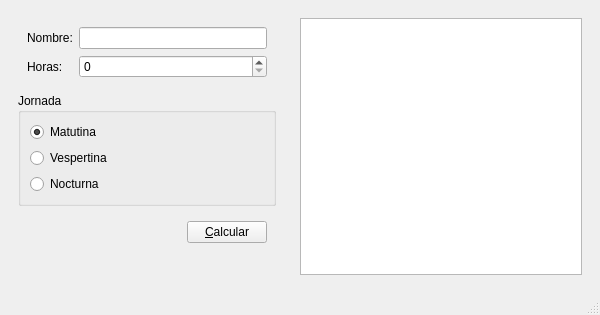
First picture: the form in salarios.ui, repository SebasAlexis/Salarios, before the edit.
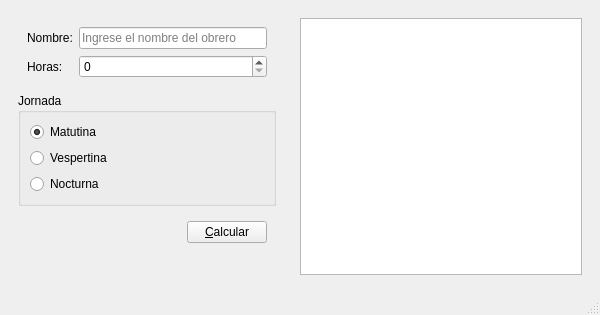
Second picture: the form after the edit.

Commit message: Calculo de Salario en GUI

```diff
--- a/salarios.ui
+++ b/salarios.ui
@@ -47,7 +47,11 @@
            </widget>
           </item>
           <item row="0" column="1">
-           <widget class="QLineEdit" name="inNombre"/>
+           <widget class="QLineEdit" name="inNombre">
+            <property name="placeholderText">
+             <string>Ingrese el nombre del obrero</string>
+            </property>
+           </widget>
           </item>
           <item row="1" column="0">
            <widget class="QLabel" name="label_2">
```
Left out of the diff: 12 changed lines with no effect on the pictures. The commit also changes 3 other files.
